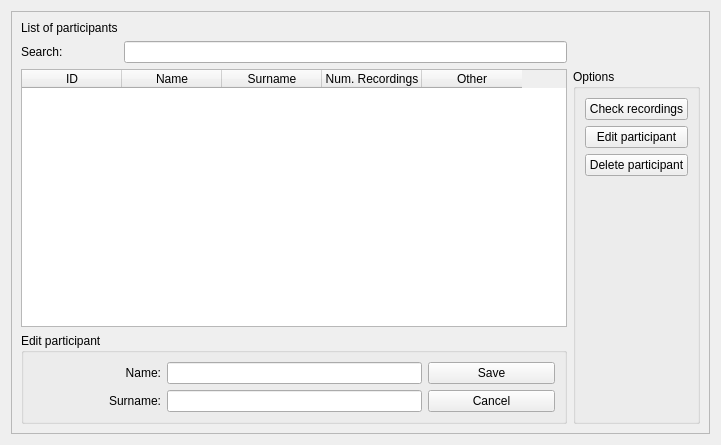
Old version of the form Modules/Home/Resources/UI/Participants.ui in the repository EBATINCA/TrainUS.
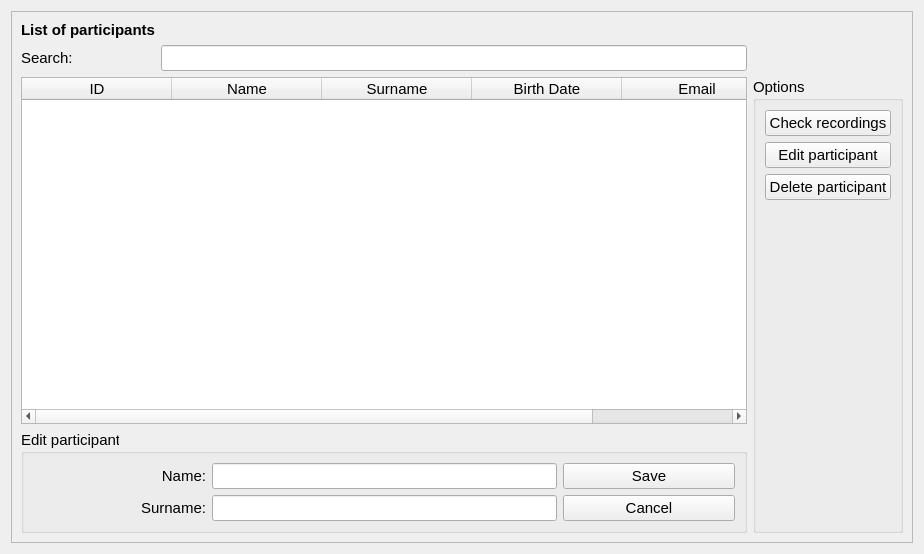
New version of the form. Custom widgets are drawn as their Qt base class.

Commit message:
ENH: Improve GUI appearance
Font size, bold titles, table stretch, and warning messages

Diff of the .ui file:
```diff
--- a/Modules/Home/Resources/UI/Participants.ui
+++ b/Modules/Home/Resources/UI/Participants.ui
@@ -6,13 +6,20 @@
    <rect>
     <x>0</x>
     <y>0</y>
-    <width>721</width>
-    <height>445</height>
+    <width>924</width>
+    <height>554</height>
    </rect>
   </property>
   <layout class="QVBoxLayout" name="verticalLayout">
    <item>
     <widget class="QFrame" name="frame">
+     <property name="font">
+      <font>
+       <pointsize>11</pointsize>
+       <weight>50</weight>
+       <bold>false</bold>
+      </font>
+     </property>
      <property name="frameShape">
       <enum>QFrame::StyledPanel</enum>
      </property>
@@ -22,6 +29,13 @@
      <layout class="QGridLayout" name="gridLayout_2">
       <item row="1" column="0">
        <widget class="QLabel" name="label_4">
+        <property name="font">
+         <font>
+          <pointsize>11</pointsize>
+          <weight>50</weight>
+          <bold>false</bold>
+         </font>
+        </property>
         <property name="text">
          <string>Search:</string>
         </property>
@@ -29,6 +43,16 @@
       </item>
       <item row="2" column="0" colspan="2">
        <widget class="QTableWidget" name="participantsTable">
+        <property name="font">
+         <font>
+          <pointsize>11</pointsize>
+          <weight>50</weight>
+          <bold>false</bold>
+         </font>
+        </property>
+        <property name="sizeAdjustPolicy">
+         <enum>QAbstractScrollArea::AdjustToContents</enum>
+        </property>
         <property name="editTriggers">
          <set>QAbstractItemView::NoEditTriggers</set>
         </property>
@@ -38,6 +62,12 @@
         <property name="selectionBehavior">
          <enum>QAbstractItemView::SelectRows</enum>
         </property>
+        <attribute name="horizontalHeaderDefaultSectionSize">
+         <number>150</number>
+        </attribute>
+        <attribute name="horizontalHeaderStretchLastSection">
+         <bool>true</bool>
+        </attribute>
         <attribute name="verticalHeaderVisible">
          <bool>false</bool>
         </attribute>
@@ -58,18 +88,25 @@
         </column>
         <column>
          <property name="text">
-          <string>Num. Recordings</string>
+          <string>Birth Date</string>
          </property>
         </column>
         <column>
          <property name="text">
-          <string>Other</string>
+          <string>Email</string>
          </property>
         </column>
        </widget>
       </item>
       <item row="0" column="0">
        <widget class="QLabel" name="label">
+        <property name="font">
+         <font>
+          <pointsize>11</pointsize>
+          <weight>75</weight>
+          <bold>true</bold>
+         </font>
+        </property>
         <property name="text">
          <string>List of participants</string>
         </property>
@@ -77,12 +114,26 @@
       </item>
       <item row="2" column="2" rowspan="2">
        <widget class="QGroupBox" name="groupBox">
+        <property name="font">
+         <font>
+          <pointsize>11</pointsize>
+          <weight>50</weight>
+          <bold>false</bold>
+         </font>
+        </property>
         <property name="title">
          <string>Options</string>
         </property>
         <layout class="QVBoxLayout" name="verticalLayout_2">
          <item>
           <widget class="QPushButton" name="checkRecordingsButton">
+           <property name="font">
+            <font>
+             <pointsize>11</pointsize>
+             <weight>50</weight>
+             <bold>false</bold>
+            </font>
+           </property>
            <property name="text">
             <string>Check recordings</string>
            </property>
@@ -90,6 +141,13 @@
          </item>
          <item>
           <widget class="QPushButton" name="editParticipantButton">
+           <property name="font">
+            <font>
+             <pointsize>11</pointsize>
+             <weight>50</weight>
+             <bold>false</bold>
+            </font>
+           </property>
            <property name="text">
             <string>Edit participant</string>
            </property>
@@ -97,6 +155,13 @@
          </item>
          <item>
           <widget class="QPushButton" name="deleteParticipantButton">
+           <property name="font">
+            <font>
+             <pointsize>11</pointsize>
+             <weight>50</weight>
+             <bold>false</bold>
+            </font>
+           </property>
            <property name="text">
             <string>Delete participant</string>
            </property>
@@ -104,6 +169,13 @@
          </item>
          <item>
           <spacer name="verticalSpacer">
+           <property name="font">
+            <font>
+             <pointsize>11</pointsize>
+             <weight>50</weight>
+             <bold>false</bold>
+            </font>
+           </property>
            <property name="orientation">
             <enum>Qt::Vertical</enum>
            </property>
@@ -119,29 +191,74 @@
        </widget>
       </item>
       <item row="1" column="1">
-       <widget class="QLineEdit" name="participantSearchText"/>
+       <widget class="QLineEdit" name="participantSearchText">
+        <property name="font">
+         <font>
+          <pointsize>11</pointsize>
+          <weight>50</weight>
+          <bold>false</bold>
+         </font>
+        </property>
+       </widget>
       </item>
       <item row="3" column="0" colspan="2">
        <widget class="QGroupBox" name="editParticipantGroupBox">
+        <property name="font">
+         <font>
+          <pointsize>11</pointsize>
+          <weight>50</weight>
+          <bold>false</bold>
+         </font>
+        </property>
         <property name="title">
          <string>Edit participant</string>
         </property>
         <layout class="QGridLayout" name="gridLayout">
          <item row="0" column="1" colspan="2">
-          <widget class="QLineEdit" name="editParticipantNameText"/>
+          <widget class="QLineEdit" name="editParticipantNameText">
+           <property name="font">
+            <font>
+             <pointsize>11</pointsize>
+             <weight>50</weight>
+             <bold>false</bold>
+            </font>
+           </property>
+          </widget>
          </item>
          <item row="0" column="4">
           <widget class="QPushButton" name="saveEditButton">
+           <property name="font">
+            <font>
+             <pointsize>11</pointsize>
+             <weight>50</weight>
+             <bold>false</bold>
+            </font>
+           </property>
            <property name="text">
             <string>Save</string>
            </property>
           </widget>
          </item>
          <item row="1" column="1" colspan="2">
-          <widget class="QLineEdit" name="editParticipantSurnameText"/>
+          <widget class="QLineEdit" name="editParticipantSurnameText">
+           <property name="font">
+            <font>
+             <pointsize>11</pointsize>
+             <weight>50</weight>
+             <bold>false</bold>
+            </font>
+           </property>
+          </widget>
          </item>
          <item row="0" column="0">
           <widget class="QLabel" name="label_2">
+           <property name="font">
+            <font>
+             <pointsize>11</pointsize>
+             <weight>50</weight>
+             <bold>false</bold>
+            </font>
+           </property>
            <property name="text">
             <string>Name:</string>
            </property>
@@ -152,6 +269,13 @@
          </item>
          <item row="1" column="0">
           <widget class="QLabel" name="label_3">
+           <property name="font">
+            <font>
+             <pointsize>11</pointsize>
+             <weight>50</weight>
+             <bold>false</bold>
+            </font>
+           </property>
            <property name="text">
             <string>Surname:</string>
            </property>
@@ -162,6 +286,13 @@
          </item>
          <item row="1" column="4">
           <widget class="QPushButton" name="cancelEditButton">
+           <property name="font">
+            <font>
+             <pointsize>11</pointsize>
+             <weight>50</weight>
+             <bold>false</bold>
+            </font>
+           </property>
            <property name="text">
             <string>Cancel</string>
            </property>
```
The commit also changes 4 other files.
